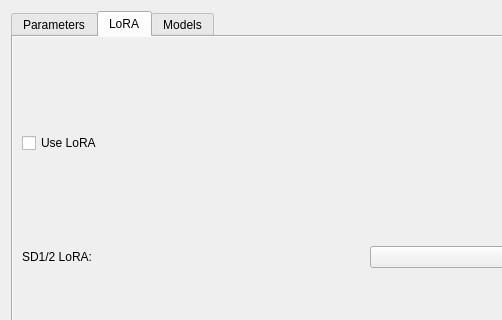
Before: the Qt Designer form assets/ui/settings_window.ui in shinomakoi/SnugQt, drawn with Qt 5; both pictures show x 0 to 502 and y 0 to 320 of the 734 by 852 pixel window.
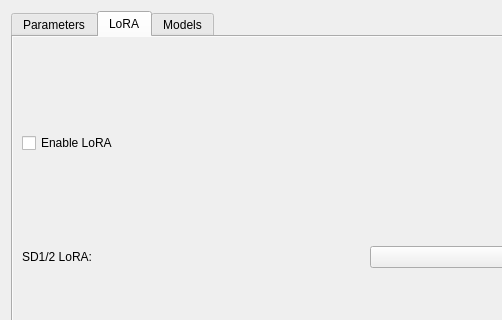
After: the same form once the commit is applied. The open tabs and pages were chosen to show the change.

```diff
--- a/assets/ui/settings_window.ui
+++ b/assets/ui/settings_window.ui
@@ -518,7 +518,7 @@
        <item row="0" column="0">
         <widget class="QCheckBox" name="loraCheck">
          <property name="text">
-          <string>Use LoRA</string>
+          <string>Enable LoRA</string>
          </property>
         </widget>
        </item>
```
Left out of the diff: 32 changed lines with no effect on the pictures.
